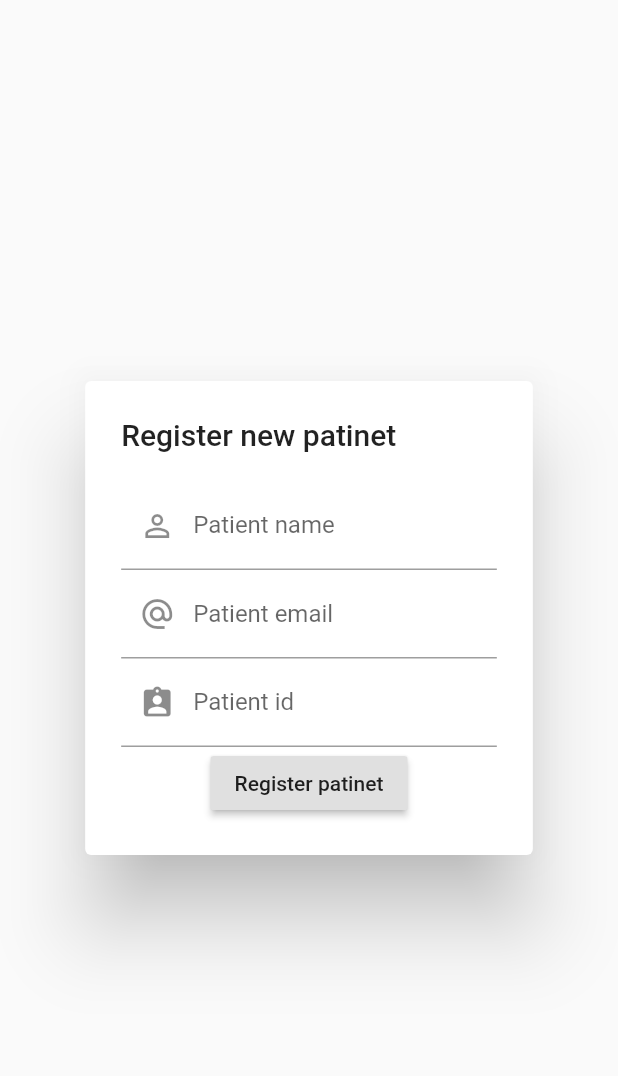
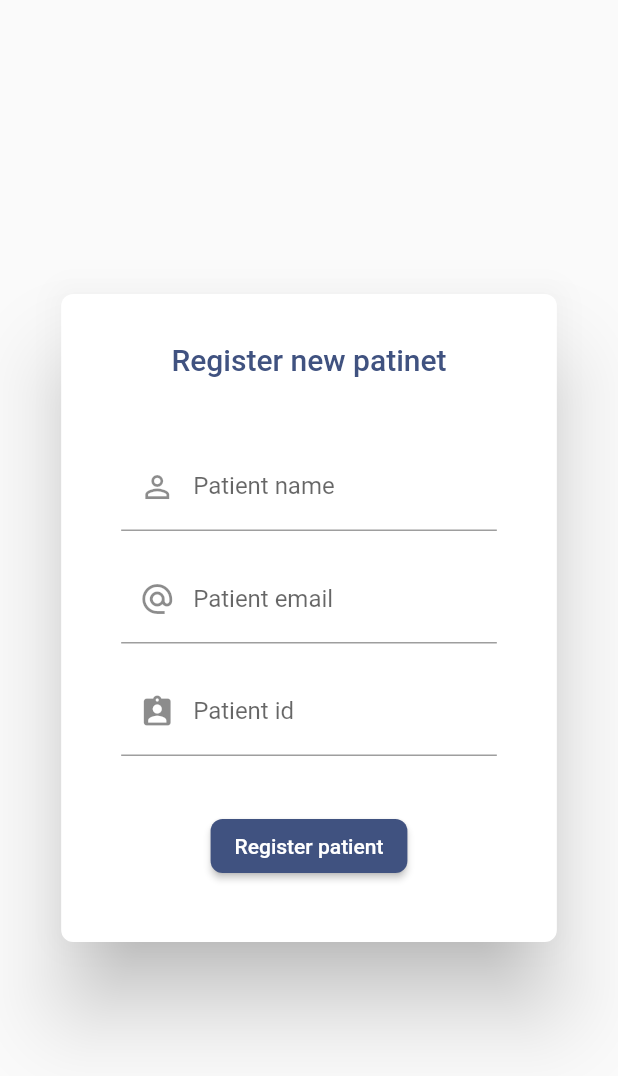
Before and after one commit to lurahealth/dentist_web_app, a Flutter app: the NewPatientDialog widget shown alone on an empty page, opened directly, on a phone screen of 412 x 824 dp. Shown: the top 1076 px of the screen. Run offline on Flutter 3.47's test engine with Material 2 defaults, Android fonts, the light colour scheme and no system bars; our stand-ins replace dio, email_validator; missing offline and left inert: amazon_cognito_identity_dart_2, dart:html, date_range_picker.

Commit message:
Create patinet dialog

```diff
--- a/lib/providers/NewPatinetProvider.dart
+++ b/lib/providers/NewPatinetProvider.dart
@@ -1,7 +1,5 @@
-import 'package:amazon_cognito_identity_dart_2/cognito.dart';
 import 'package:email_validator/email_validator.dart';
 import 'package:flutter/material.dart';
-import 'package:lura_dentist_webapp/services/CognitoUserSingleton.dart';
 import 'package:lura_dentist_webapp/utils/RestEndpoints.dart';
 
 class NewPatientProvider with ChangeNotifier{
@@ -13,6 +11,12 @@ class NewPatientProvider with ChangeNotifier{
   bool patientNameValid = true;
   bool patientEmailValid = true;
   bool patientIdValid = true;
+
+  bool loading = false;
+  bool patientCreated = false;
+
+  bool error = false;
+  String errorText = "";
 
   void checkPatientName(String value){
     if(value != null && value.length > 0){
@@ -30,6 +34,7 @@ class NewPatientProvider with ChangeNotifier{
     if(value != null && EmailValidator.validate(value)){
       patientEmail = value;
       patientEmailValid = true;
+      error = false;
     }else{
       patientEmailValid = false;
       patientEmail = null;
@@ -57,8 +62,25 @@ class NewPatientProvider with ChangeNotifier{
 
   Future<void> registerNewPatient() async {
     checkFields();
-    if(patientEmailValid && patientNameValid){
-       setPatientRecord(patientName, patientEmail, patientReference);
+    if (patientEmailValid && patientNameValid) {
+      loading = true;
+      notifyListeners();
+      createPatientRecord(patientName, patientEmail, patientReference)
+          .then((value)
+      {
+        patientCreated = true;
+        loading = false;
+        notifyListeners();
+      },
+          onError: patientCreationError);
     }
   }
+
+  void patientCreationError(error){
+    loading = false;
+    print(error.toString());
+    error = true;
+    errorText ="Error creating patinet";
+    notifyListeners();
+  }
 }
--- a/lib/screens/NewPatinetDialog.dart
+++ b/lib/screens/NewPatinetDialog.dart
@@ -3,6 +3,7 @@ import 'package:flutter/material.dart';
 import 'package:lura_dentist_webapp/providers/NewPatinetProvider.dart';
 import 'package:lura_dentist_webapp/utils/StringUtils.dart';
 import 'package:lura_dentist_webapp/utils/StyleUtils.dart';
+import 'package:lura_dentist_webapp/widgets/LoadingWidget.dart';
 import 'package:provider/provider.dart';
 
 class NewPatientDialog extends StatelessWidget {
@@ -35,23 +36,85 @@ class NewPatientDialog extends StatelessWidget {
                                          "",
                                          Icons.assignment_ind);
 
+    final errorMessage = Text(provider.errorText, style: ERROR_TEXT,);
+
     final newPatientButton = RaisedButton(
+      shape: RoundedRectangleBorder(borderRadius: BorderRadius.circular(8.0),),
+      color: LURA_BLUE,
       onPressed: provider.registerNewPatient,
-      child: Text("Register patinet"),
+      child: Text("Register patient", style: WHITE_TEXT,),
+    );
+
+    final patientCreated = Column(
+      crossAxisAlignment: CrossAxisAlignment.center,
+      children: <Widget>[
+        Icon(Icons.done, color: Colors.green,),
+        Text("Patient created", style: GREEN_TEXT,)
+      ],
     );
 
     return AlertDialog(
-      title: Text("Register new patinet"),
-      content: Column(
+      shape: RoundedRectangleBorder(
+          borderRadius: BorderRadius.all(Radius.circular(8)),
+      ),
+      title: Padding(
+        padding: const EdgeInsets.all(8.0),
+        child: Visibility(
+          visible: (!provider.loading && !provider.patientCreated),
+          child: Center(
+            child: Text("Register new patinet", style: LURA_BLUE_TEXT,),
+          ),
+        ),
+      ),
+      content: Padding(
+        padding: const EdgeInsets.all(8.0),
+        child: Column(
+          mainAxisSize: MainAxisSize.min,
+          children: <Widget>[
+            Visibility(
+              visible: (!provider.loading && !provider.patientCreated),
+              child: Column(
                 mainAxisSize: MainAxisSize.min,
                 mainAxisAlignment: MainAxisAlignment.center,
                 crossAxisAlignment: CrossAxisAlignment.center,
                 children: <Widget>[
-          patientNameTextField,
-          patientEmailTextField,
-          patientIdTextField,
-          newPatientButton
+                  Padding(
+                    padding: const EdgeInsets.all(8.0),
+                    child: patientNameTextField,
+                  ),
+                  Padding(
+                    padding: const EdgeInsets.all(8.0),
+                    child: patientEmailTextField,
+                  ),
+                  Padding(
+                    padding: const EdgeInsets.all(8.0),
+                    child: patientIdTextField,
+                  ),
+                  SizedBox(height: 20,),
+                  Visibility(
+                    visible: provider.error,
+                    child: Padding(
+                      padding: const EdgeInsets.all(8.0),
+                      child: errorMessage,
+                    ),
+                  ),
+                  Padding(
+                    padding: const EdgeInsets.all(8.0),
+                    child: newPatientButton,
+                  )
                 ],
+              ),
+            ),
+            Visibility(
+              visible: provider.loading,
+              child: LoadingWidget("Registering patient", LURA_BLUE),
+            ),
+            Visibility(
+              visible: provider.patientCreated,
+              child: patientCreated,
+            ),
+          ],
+        ),
       ),
     );
   }
--- a/lib/utils/RestEndpoints.dart
+++ b/lib/utils/RestEndpoints.dart
@@ -22,7 +22,12 @@ Future getPastSensorReadings(String deviceId,
                     .get(URL, queryParameters: queryParameters);
 }
 
-Future setPatientRecord(String patientName, String patientEmail,
+/// Creates a record of the patient in the DB.
+/// When the patient creates an account for them self on the user app, the
+/// account details are checked against the record created here and the patient
+/// is allowed to create an account only if the email address match.
+
+Future createPatientRecord(String patientName, String patientEmail,
                         String patientReference) async {
   print("Creating a record patinet in the DB");
 
--- a/lib/utils/StyleUtils.dart
+++ b/lib/utils/StyleUtils.dart
@@ -2,14 +2,16 @@ import 'package:flutter/cupertino.dart';
 import 'package:flutter/material.dart';
 
 // colours
-final Color LURA_BLUE = Color(0xFF405280);
-final Color LURA_LIGHT_BLUE = Color(0xFF26afde);
-final Color LURA_ORANGE = Color(0xFFee4221);
-final Color LURA_LIGHT_ORANGE = Color(0xFFf35e73);
+const Color LURA_BLUE = Color(0xFF405280);
+const  Color LURA_LIGHT_BLUE = Color(0xFF26afde);
+const Color LURA_ORANGE = Color(0xFFee4221);
+const Color LURA_LIGHT_ORANGE = Color(0xFFf35e73);
 
 // TextStyle
 const TextStyle WHITE_TEXT = TextStyle(color: Colors.white);
+const TextStyle GREEN_TEXT = TextStyle(color: Colors.green);
 const TextStyle ERROR_TEXT = TextStyle(color: Colors.redAccent, fontSize: 13);
+const TextStyle LURA_BLUE_TEXT = TextStyle(color: LURA_BLUE);
 
 Column textField(String hint, String label, TextInputType inputType,
     Function onChangeListener, bool textValid, String errorText, IconData prefixIcon,
```
Lines whose indentation alone changed are shown as unchanged.
